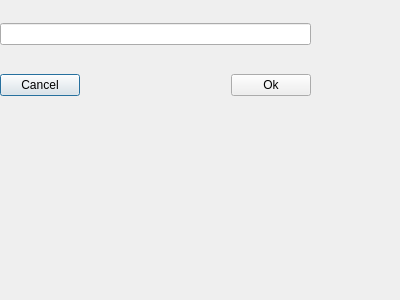
This is rootdialog.ui in FyodorovAleksej/KeyPlayer as Qt 5 draws it before an edit. The edited form follows.
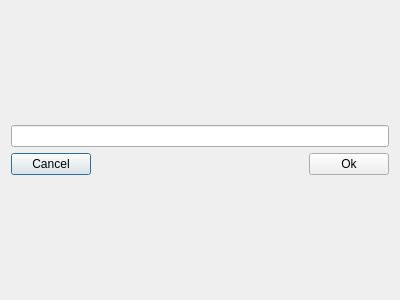
This is the edited form.

```diff
--- a/rootdialog.ui
+++ b/rootdialog.ui
@@ -13,15 +13,8 @@
   <property name="windowTitle">
    <string>Dialog</string>
   </property>
-  <widget class="QWidget" name="">
-   <property name="geometry">
-    <rect>
-     <x>0</x>
-     <y>0</y>
-     <width>311</width>
-     <height>121</height>
-    </rect>
-   </property>
+  <layout class="QGridLayout" name="gridLayout_2">
+   <item row="0" column="0">
    <layout class="QGridLayout" name="gridLayout">
     <item row="0" column="0">
      <widget class="QLineEdit" name="rootEdit"/>
@@ -58,7 +51,8 @@
      </layout>
     </item>
    </layout>
-  </widget>
+   </item>
+  </layout>
  </widget>
  <resources/>
  <connections/>
```
Lines whose indentation alone changed are shown as unchanged.
